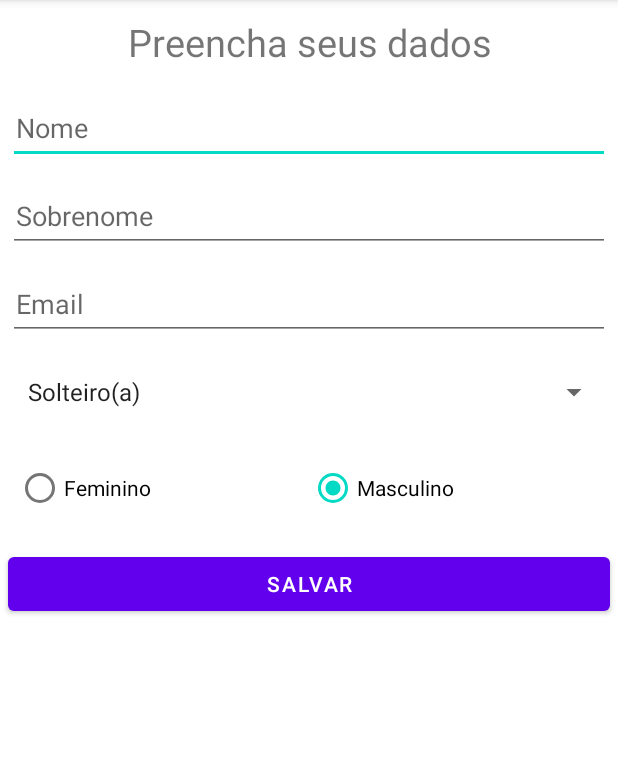
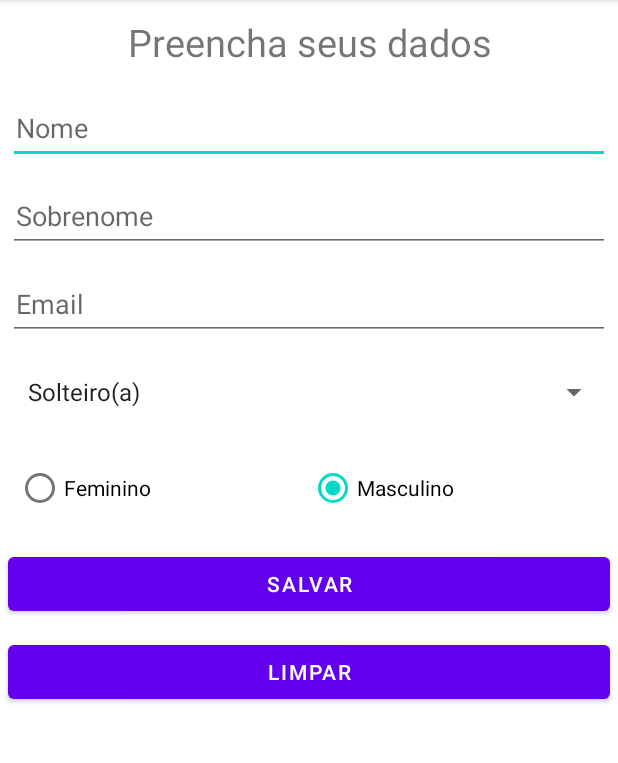
Before and after one commit to allan-ifsp/Views, an Android app: the screen it shows after launch (MainActivity), after a tap on "SALVAR", on a phone screen of 412 x 824 dp, the part 84-847 px from its top. Run offline under Robolectric (Android 15) with nearby library versions, the phone set to English and light mode, and no system bars.

```diff
--- a/app/src/main/java/br/edu/ifsp/scl/ads/pdm/views/MainActivity.java
+++ b/app/src/main/java/br/edu/ifsp/scl/ads/pdm/views/MainActivity.java
@@ -19,7 +19,12 @@ public class MainActivity extends AppCompatActivity {
         setContentView(amb.getRoot());
     }
 
-    public void onClickSalvar(View botao){
-        Toast.makeText(this, "clicou no slavar", Toast.LENGTH_LONG).show();
+    public void onClickSBotao(View botao){
+        if (botao.getId() == R.id.salvarBt){
+            Toast.makeText(this, "clicou no slavar", Toast.LENGTH_SHORT).show();
+        }
+        else {
+            Toast.makeText(this, "clicou no limpar", Toast.LENGTH_SHORT).show();
+        }
     }
 }
--- a/app/src/main/res/layout/activity_main.xml
+++ b/app/src/main/res/layout/activity_main.xml
@@ -84,11 +84,22 @@
     </RadioGroup>
 
     <Button
+        android:id="@+id/salvarBt"
         android:layout_width="match_parent"
         android:layout_height="wrap_content"
         android:text="@string/salvar"
-        android:onClick="onClickSalvar"
+        android:onClick="onClickSBotao"
         android:padding="5dp"
         android:layout_margin="5dp" />
 
+    <Button
+        android:id="@+id/limparBt"
+        android:layout_width="match_parent"
+        android:layout_height="wrap_content"
+        android:text="@string/limpar"
+        android:onClick="onClickSBotao"
+        android:padding="5dp"
+        android:layout_margin="5dp" />
+
+
 </LinearLayout>
--- a/app/src/main/res/values/strings.xml
+++ b/app/src/main/res/values/strings.xml
@@ -7,6 +7,7 @@
     <string name="feminino">Feminino</string>
     <string name="masculino">Masculino</string>
     <string name="salvar">Salvar</string>
+    <string name="limpar">Limpar</string>
     <string-array name="estado_civil">
         <item>Solteiro(a)</item>
         <item>Casado(a)</item>
```
